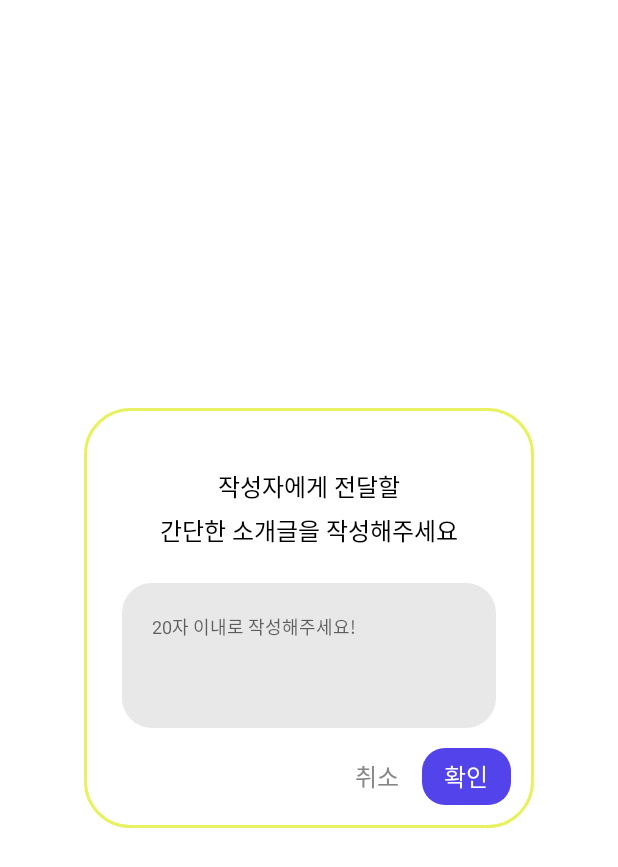
After one commit to jwlee-stack/Ttrip, an Android app: the layout dialog_post_board_comment.xml on its own in the app's theme, with its tools: preview values and no code run, on a phone screen of 412 x 824 dp. The commit adds this screen. Shown: the top 867 px of the screen. Run offline under Robolectric (Android 15) with nearby library versions, the phone set to English and light mode, and no system bars.

Commit message:
[FEAT] 게시판 댓글 다이얼로그 구현(#S08P31D104-180)

```diff
--- /dev/null
+++ b/Ttrip/app/src/main/res/layout/dialog_post_board_comment.xml
@@ -0,0 +1,90 @@
+<?xml version="1.0" encoding="utf-8"?>
+<layout xmlns:android="http://schemas.android.com/apk/res/android"
+    xmlns:app="http://schemas.android.com/apk/res-auto"
+    xmlns:tools="http://schemas.android.com/tools">
+
+    <data>
+
+    </data>
+
+    <androidx.constraintlayout.widget.ConstraintLayout
+        android:layout_width="match_parent"
+        android:layout_height="match_parent"
+        android:background="@android:color/transparent">
+
+        <androidx.constraintlayout.widget.ConstraintLayout
+            android:layout_width="300dp"
+            android:layout_height="280dp"
+            android:background="@drawable/bg_rect_honey_suckle_white_radius30_stroke2"
+            app:layout_constraintBottom_toBottomOf="parent"
+            app:layout_constraintEnd_toEndOf="parent"
+            app:layout_constraintStart_toStartOf="parent"
+            app:layout_constraintTop_toTopOf="parent">
+
+            <TextView
+                android:id="@+id/tv_board_comment_title"
+                android:layout_width="0dp"
+                android:layout_height="wrap_content"
+                android:layout_marginTop="40dp"
+                android:fontFamily="@font/gmarket_sans_ttf_medium"
+                android:gravity="center"
+                android:lineSpacingExtra="5dp"
+                android:text="@string/content_comment_hint"
+                android:textColor="@color/black"
+                android:textSize="16sp"
+                app:layout_constraintEnd_toEndOf="parent"
+                app:layout_constraintStart_toStartOf="parent"
+                app:layout_constraintTop_toTopOf="parent" />
+
+            <EditText
+                android:id="@+id/et_board_comment_content"
+                android:layout_width="0dp"
+                android:layout_height="0dp"
+                android:layout_marginHorizontal="25dp"
+                android:layout_marginTop="23dp"
+                android:layout_marginBottom="13dp"
+                android:autofillHints="no"
+                android:background="@drawable/bg_rect_whisper_radius20"
+                android:gravity="top"
+                android:hint="@string/content_post_comment"
+                android:inputType="textMultiLine"
+                android:padding="20dp"
+                android:textColor="@color/black"
+                android:textSize="12sp"
+                app:layout_constraintBottom_toTopOf="@id/tv_cancel_comment"
+                app:layout_constraintEnd_toEndOf="parent"
+                app:layout_constraintStart_toStartOf="parent"
+                app:layout_constraintTop_toBottomOf="@+id/tv_board_comment_title"
+                tools:ignore="LabelFor" />
+
+            <TextView
+                android:id="@+id/tv_cancel_comment"
+                android:layout_width="59dp"
+                android:layout_height="38dp"
+                android:layout_marginBottom="15dp"
+                android:fontFamily="@font/gmarket_sans_ttf_medium"
+                android:gravity="center"
+                android:text="@string/content_cancel"
+                android:textColor="@color/grey"
+                android:textSize="16sp"
+                app:layout_constraintBottom_toBottomOf="parent"
+                app:layout_constraintEnd_toStartOf="@id/tv_confirm_comment" />
+
+            <TextView
+                android:id="@+id/tv_confirm_comment"
+                android:layout_width="59dp"
+                android:layout_height="38dp"
+                android:layout_marginEnd="15dp"
+                android:layout_marginBottom="15dp"
+                android:background="@drawable/bg_rect_neon_blue_radius15"
+                android:fontFamily="@font/gmarket_sans_ttf_medium"
+                android:gravity="center"
+                android:text="@string/content_confirm"
+                android:textColor="@color/white"
+                android:textSize="16sp"
+                app:layout_constraintBottom_toBottomOf="parent"
+                app:layout_constraintEnd_toEndOf="parent" />
+
+        </androidx.constraintlayout.widget.ConstraintLayout>
+    </androidx.constraintlayout.widget.ConstraintLayout>
+</layout>
--- a/Ttrip/app/src/main/res/values/strings.xml
+++ b/Ttrip/app/src/main/res/values/strings.xml
@@ -117,6 +117,8 @@
     <string name="content_test_disagree">비동의</string>
     <string name="content_test_agree">동의</string>
     <string name="image_test_check">image_test_check</string>
+
+    <!-- sign_up_information -->
     <string name="title_board_category">전체</string>
     <string name="image_select_location">image_select_location</string>
     <string name="image_post_board">image_post_board</string>
@@ -125,6 +127,8 @@
     <string name="content_ticket_date">DATE</string>
     <string name="content_ticket_destination">DESTINATION</string>
     <string name="image_ticket_airplane">image_ticket_airplane</string>
+    <string name="content_post_comment">20자 이내로 작성해주세요!</string>
+    <string name="content_comment_hint">작성자에게 전달할\n간단한 소개글을 작성해주세요</string>
 
     <!-- Edit Profile -->
     <string name="image_dash_line">image_dash_line</string>
```
